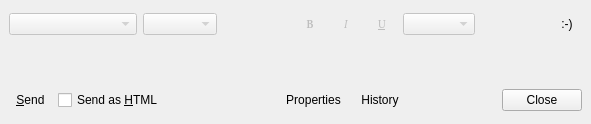
Before: the Qt Designer form modules/chat/rzxchat.ui in Fruneau/qRezix, drawn with Qt 5.
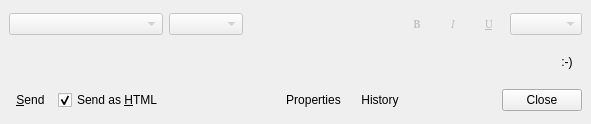
After: the same form once the commit is applied. Custom widgets are drawn as their Qt base class.

What changed in the file:
```diff
--- a/modules/chat/rzxchat.ui
+++ b/modules/chat/rzxchat.ui
@@ -9,7 +9,7 @@
     <x>0</x>
     <y>0</y>
     <width>591</width>
-    <height>110</height>
+    <height>124</height>
    </rect>
   </property>
   <property name="windowTitle" >
@@ -22,240 +22,34 @@
    <property name="spacing" >
     <number>6</number>
    </property>
-   <item row="0" column="0" >
-    <layout class="QHBoxLayout" >
-     <property name="margin" >
-      <number>0</number>
+   <item row="1" column="0" >
+    <widget class="RzxTextEdit" name="edMsg" >
+     <property name="sizePolicy" >
+      <sizepolicy>
+       <hsizetype>13</hsizetype>
+       <vsizetype>7</vsizetype>
+       <horstretch>0</horstretch>
+       <verstretch>0</verstretch>
+      </sizepolicy>
      </property>
      <property name="spacing" >
       <number>6</number>
      </property>
-     <item>
-      <widget class="QComboBox" name="cbFontSelect" >
-       <property name="enabled" >
-        <bool>false</bool>
-       </property>
-       <property name="sizePolicy" >
-        <sizepolicy>
-         <hsizetype>3</hsizetype>
-         <vsizetype>0</vsizetype>
-         <horstretch>0</horstretch>
-         <verstretch>0</verstretch>
-        </sizepolicy>
-       </property>
-       <property name="minimumSize" >
-        <size>
-         <width>128</width>
-         <height>0</height>
-        </size>
-       </property>
-      </widget>
-     </item>
-     <item>
-      <widget class="QComboBox" name="cbSize" >
-       <property name="enabled" >
-        <bool>false</bool>
-       </property>
-       <property name="sizePolicy" >
-        <sizepolicy>
-         <hsizetype>0</hsizetype>
-         <vsizetype>0</vsizetype>
-         <horstretch>0</horstretch>
-         <verstretch>0</verstretch>
-        </sizepolicy>
-       </property>
-       <property name="minimumSize" >
-        <size>
-         <width>74</width>
-         <height>0</height>
-        </size>
-       </property>
-       <property name="maximumSize" >
-        <size>
-         <width>74</width>
-         <height>16777215</height>
-        </size>
-       </property>
-      </widget>
-     </item>
-     <item>
-      <spacer>
-       <property name="orientation" >
-        <enum>Qt::Horizontal</enum>
-       </property>
-       <property name="sizeHint" >
-        <size>
-         <width>21</width>
-         <height>20</height>
-        </size>
-       </property>
-      </spacer>
-     </item>
-     <item>
-      <widget class="QToolButton" name="btnBold" >
-       <property name="enabled" >
-        <bool>false</bool>
-       </property>
-       <property name="minimumSize" >
-        <size>
-         <width>30</width>
-         <height>30</height>
-        </size>
-       </property>
-       <property name="maximumSize" >
-        <size>
-         <width>30</width>
-         <height>30</height>
-        </size>
-       </property>
-       <property name="font" >
-        <font>
-         <family>Terminal [Bitstream]</family>
-         <pointsize>8</pointsize>
-         <weight>75</weight>
-         <italic>false</italic>
-         <bold>true</bold>
-         <underline>false</underline>
-         <strikeout>false</strikeout>
-        </font>
-       </property>
-       <property name="text" >
-        <string>B</string>
-       </property>
-       <property name="checkable" >
-        <bool>true</bool>
-       </property>
-       <property name="autoRaise" >
-        <bool>true</bool>
-       </property>
-      </widget>
-     </item>
-     <item>
-      <widget class="QToolButton" name="btnItalic" >
-       <property name="enabled" >
-        <bool>false</bool>
-       </property>
-       <property name="minimumSize" >
-        <size>
-         <width>30</width>
-         <height>30</height>
-        </size>
-       </property>
-       <property name="maximumSize" >
-        <size>
-         <width>30</width>
-         <height>30</height>
-        </size>
-       </property>
-       <property name="font" >
-        <font>
-         <family>Terminal [Bitstream]</family>
-         <pointsize>8</pointsize>
-         <weight>50</weight>
-         <italic>true</italic>
-         <bold>false</bold>
-         <underline>false</underline>
-         <strikeout>false</strikeout>
-        </font>
-       </property>
-       <property name="text" >
-        <string>I</string>
-       </property>
-       <property name="checkable" >
-        <bool>true</bool>
-       </property>
-       <property name="autoRaise" >
-        <bool>true</bool>
-       </property>
-      </widget>
-     </item>
-     <item>
-      <widget class="QToolButton" name="btnUnderline" >
-       <property name="enabled" >
-        <bool>false</bool>
-       </property>
-       <property name="minimumSize" >
-        <size>
-         <width>30</width>
-         <height>30</height>
-        </size>
-       </property>
-       <property name="maximumSize" >
-        <size>
-         <width>30</width>
-         <height>30</height>
-        </size>
-       </property>
-       <property name="font" >
-        <font>
-         <family>Terminal [Bitstream]</family>
-         <pointsize>8</pointsize>
-         <weight>50</weight>
-         <italic>false</italic>
-         <bold>false</bold>
-         <underline>true</underline>
-         <strikeout>false</strikeout>
-        </font>
-       </property>
-       <property name="text" >
-        <string>U</string>
-       </property>
-       <property name="checkable" >
-        <bool>true</bool>
-       </property>
-       <property name="autoRaise" >
-        <bool>true</bool>
-       </property>
-      </widget>
-     </item>
-     <item>
-      <widget class="QComboBox" name="cbColorSelect" >
-       <property name="enabled" >
-        <bool>false</bool>
-       </property>
-      </widget>
-     </item>
-     <item>
-      <spacer>
-       <property name="orientation" >
-        <enum>Qt::Horizontal</enum>
-       </property>
-       <property name="sizeHint" >
-        <size>
-         <width>20</width>
-         <height>20</height>
-        </size>
-       </property>
-      </spacer>
-     </item>
-     <item>
-      <widget class="QToolButton" name="btnSmiley" >
-       <property name="minimumSize" >
-        <size>
-         <width>30</width>
-         <height>30</height>
-        </size>
-       </property>
-       <property name="maximumSize" >
-        <size>
-         <width>30</width>
-         <height>30</height>
-        </size>
-       </property>
-       <property name="text" >
-        <string>:-)</string>
-       </property>
-       <property name="checkable" >
-        <bool>true</bool>
-       </property>
-       <property name="autoRaise" >
-        <bool>true</bool>
-       </property>
-      </widget>
-     </item>
-    </layout>
+     <property name="maximumSize" >
+      <size>
+       <width>32767</width>
+       <height>32767</height>
+      </size>
+     </property>
+     <property name="focusPolicy" >
+      <enum>Qt::StrongFocus</enum>
+     </property>
+     <property name="whatsThis" >
+      <string>&lt;h3>Input&lt;/h3>&lt;p>This is the place where you can type your messages.&lt;/p>&lt;p>&lt;b>Shortcuts :&lt;/b>&lt;br>&lt;b>Enter : &lt;/b>Send your message&lt;br>&lt;b>Ctrl+[UP|DOWN] : &lt;/b>Navigate through the messages you have already typed&lt;br>&lt;b>Ctrl+Enter : &lt;/b> Add a line-break&lt;/p></string>
+     </property>
+    </widget>
    </item>
-   <item row="2" column="0" >
+   <item row="2" column="0" colspan="2" >
     <layout class="QHBoxLayout" >
      <property name="margin" >
       <number>0</number>
@@ -293,6 +87,9 @@
        <property name="shortcut" >
         <string>Alt+H</string>
        </property>
+       <property name="checked" >
+        <bool>true</bool>
+       </property>
       </widget>
      </item>
      <item>
@@ -414,25 +211,244 @@
      </item>
     </layout>
    </item>
-   <item row="1" column="0" >
-    <widget class="RzxTextEdit" name="edMsg" >
+   <item row="0" column="0" colspan="2" >
+    <widget class="QFrame" name="frame" >
+     <property name="frameShape" >
+      <enum>QFrame::Box</enum>
+     </property>
+     <property name="frameShadow" >
+      <enum>QFrame::Plain</enum>
+     </property>
+     <property name="lineWidth" >
+      <number>0</number>
+     </property>
+     <layout class="QGridLayout" >
+      <property name="margin" >
+       <number>0</number>
+      </property>
+      <property name="spacing" >
+       <number>0</number>
+      </property>
+      <item row="0" column="0" >
+       <layout class="QHBoxLayout" >
+        <property name="margin" >
+         <number>0</number>
+        </property>
+        <property name="spacing" >
+         <number>6</number>
+        </property>
+        <item>
+         <widget class="QComboBox" name="cbFontSelect" >
+          <property name="enabled" >
+           <bool>false</bool>
+          </property>
+          <property name="sizePolicy" >
+           <sizepolicy>
+            <hsizetype>3</hsizetype>
+            <vsizetype>0</vsizetype>
+            <horstretch>0</horstretch>
+            <verstretch>0</verstretch>
+           </sizepolicy>
+          </property>
+          <property name="minimumSize" >
+           <size>
+            <width>128</width>
+            <height>0</height>
+           </size>
+          </property>
+         </widget>
+        </item>
+        <item>
+         <widget class="QComboBox" name="cbSize" >
+          <property name="enabled" >
+           <bool>false</bool>
+          </property>
+          <property name="sizePolicy" >
+           <sizepolicy>
+            <hsizetype>0</hsizetype>
+            <vsizetype>0</vsizetype>
+            <horstretch>0</horstretch>
+            <verstretch>0</verstretch>
+           </sizepolicy>
+          </property>
+          <property name="minimumSize" >
+           <size>
+            <width>74</width>
+            <height>0</height>
+           </size>
+          </property>
+          <property name="maximumSize" >
+           <size>
+            <width>74</width>
+            <height>16777215</height>
+           </size>
+          </property>
+         </widget>
+        </item>
+        <item>
+         <spacer>
+          <property name="orientation" >
+           <enum>Qt::Horizontal</enum>
+          </property>
+          <property name="sizeHint" >
+           <size>
+            <width>64</width>
+            <height>30</height>
+           </size>
+          </property>
+         </spacer>
+        </item>
+        <item>
+         <widget class="QToolButton" name="btnBold" >
+          <property name="enabled" >
+           <bool>false</bool>
+          </property>
+          <property name="minimumSize" >
+           <size>
+            <width>30</width>
+            <height>30</height>
+           </size>
+          </property>
+          <property name="maximumSize" >
+           <size>
+            <width>30</width>
+            <height>30</height>
+           </size>
+          </property>
+          <property name="font" >
+           <font>
+            <family>Terminal [Bitstream]</family>
+            <pointsize>8</pointsize>
+            <weight>75</weight>
+            <italic>false</italic>
+            <bold>true</bold>
+            <underline>false</underline>
+            <strikeout>false</strikeout>
+           </font>
+          </property>
+          <property name="text" >
+           <string>B</string>
+          </property>
+          <property name="checkable" >
+           <bool>true</bool>
+          </property>
+          <property name="autoRaise" >
+           <bool>true</bool>
+          </property>
+         </widget>
+        </item>
+        <item>
+         <widget class="QToolButton" name="btnItalic" >
+          <property name="enabled" >
+           <bool>false</bool>
+          </property>
+          <property name="minimumSize" >
+           <size>
+            <width>30</width>
+            <height>30</height>
+           </size>
+          </property>
+          <property name="maximumSize" >
+           <size>
+            <width>30</width>
+            <height>30</height>
+           </size>
+          </property>
+          <property name="font" >
+           <font>
+            <family>Terminal [Bitstream]</family>
+            <pointsize>8</pointsize>
+            <weight>50</weight>
+            <italic>true</italic>
+            <bold>false</bold>
+            <underline>false</underline>
+            <strikeout>false</strikeout>
+           </font>
+          </property>
+          <property name="text" >
+           <string>I</string>
+          </property>
+          <property name="checkable" >
+           <bool>true</bool>
+          </property>
+          <property name="autoRaise" >
+           <bool>true</bool>
+          </property>
+         </widget>
+        </item>
+        <item>
+         <widget class="QToolButton" name="btnUnderline" >
+          <property name="enabled" >
+           <bool>false</bool>
+          </property>
+          <property name="minimumSize" >
+           <size>
+            <width>30</width>
+            <height>30</height>
+           </size>
+          </property>
+          <property name="maximumSize" >
+           <size>
+            <width>30</width>
+            <height>30</height>
+           </size>
+          </property>
+          <property name="font" >
+           <font>
+            <family>Terminal [Bitstream]</family>
+            <pointsize>8</pointsize>
+            <weight>50</weight>
+            <italic>false</italic>
+            <bold>false</bold>
+            <underline>true</underline>
+            <strikeout>false</strikeout>
+           </font>
+          </property>
+          <property name="text" >
+           <string>U</string>
+          </property>
+          <property name="checkable" >
+           <bool>true</bool>
+          </property>
+          <property name="autoRaise" >
+           <bool>true</bool>
+          </property>
+         </widget>
+        </item>
+        <item>
+         <widget class="QComboBox" name="cbColorSelect" >
+          <property name="enabled" >
+           <bool>false</bool>
+          </property>
+         </widget>
+        </item>
+       </layout>
+      </item>
+     </layout>
+    </widget>
+   </item>
+   <item row="1" column="1" >
+    <widget class="QToolButton" name="btnSmiley" >
      <property name="minimumSize" >
       <size>
-       <width>0</width>
-       <height>34</height>
+       <width>30</width>
+       <height>30</height>
       </size>
      </property>
      <property name="maximumSize" >
       <size>
-       <width>32767</width>
-       <height>32767</height>
+       <width>30</width>
+       <height>30</height>
       </size>
      </property>
-     <property name="focusPolicy" >
-      <enum>Qt::StrongFocus</enum>
+     <property name="text" >
+      <string>:-)</string>
      </property>
-     <property name="whatsThis" >
-      <string>&lt;h3>Input&lt;/h3>&lt;p>This is the place where you can type your messages.&lt;/p>&lt;p>&lt;b>Shortcuts :&lt;/b>&lt;br>&lt;b>Enter : &lt;/b>Send your message&lt;br>&lt;b>Ctrl+[UP|DOWN] : &lt;/b>Navigate through the messages you have already typed&lt;br>&lt;b>Ctrl+Enter : &lt;/b> Add a line-break&lt;/p></string>
+     <property name="checkable" >
+      <bool>true</bool>
+     </property>
+     <property name="autoRaise" >
+      <bool>true</bool>
      </property>
     </widget>
    </item>
```
Left out of the diff: 29 changed lines with no effect on the pictures.
